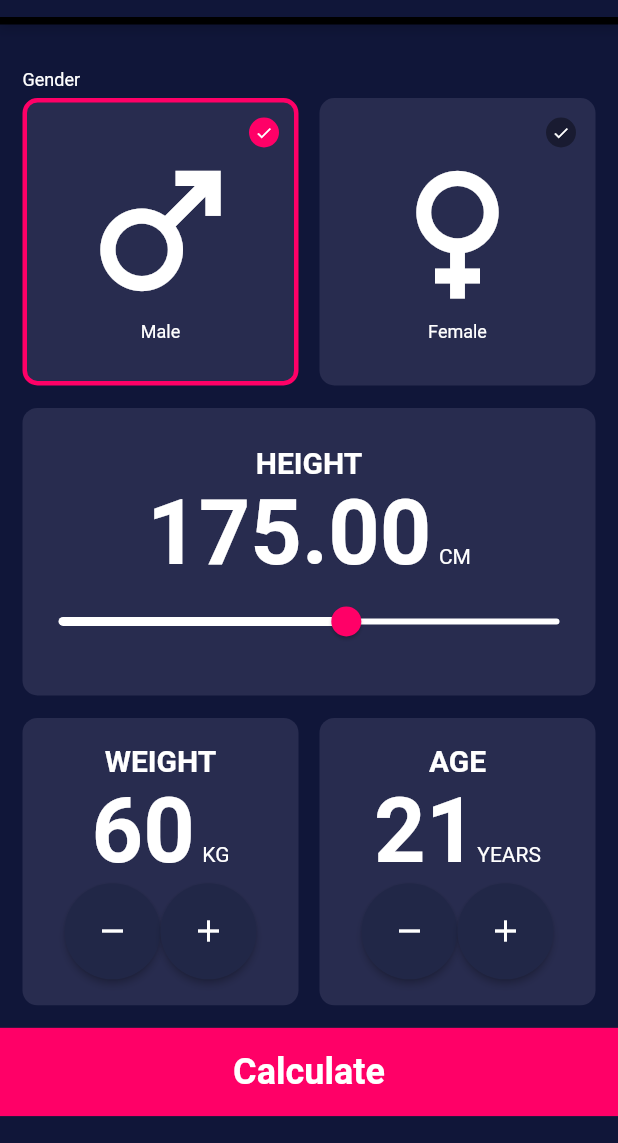
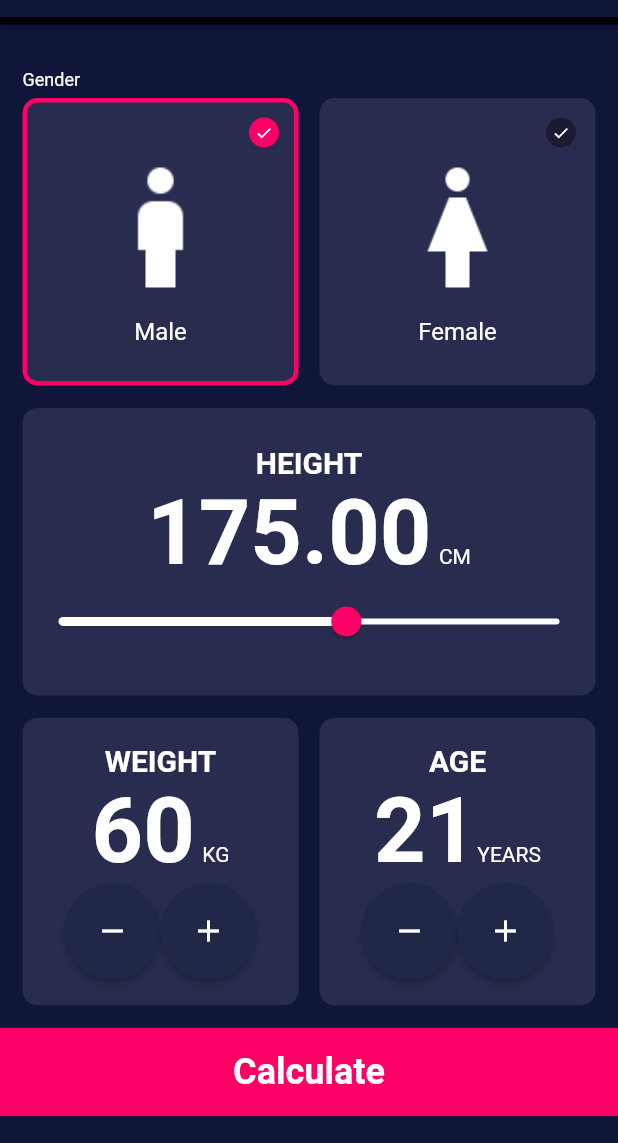
Before and after one commit to ashraful1003/bmi-bmr-calculator, a Flutter app: the screen it shows after launch, on a phone screen of 412 x 824 dp, the part 67-1210 px from its top. Run offline on Flutter 3.47's test engine with Material 2 defaults, Android fonts, the phone set to English and light mode, and no system bars.

Commit message:
Update 1Dec21

```diff
--- a/lib/screen/calculator.dart
+++ b/lib/screen/calculator.dart
@@ -103,15 +103,16 @@ class _CalculatorState extends State<Calculator> {
                             child: Column(
                               mainAxisAlignment: MainAxisAlignment.center,
                               children: [
-                                const Icon(
-                                  Icons.male,
-                                  color: Colors.white,
-                                  size: 120,
+                                Image.asset(
+                                  "images/boy.png",
+                                  fit: BoxFit.fill,
+                                  height: 120,
+                                  width: 120,
                                 ),
                                 TextWidget(
                                   "Male",
                                   color: Colors.white,
-                                  size: 12,
+                                  size: 16,
                                 ),
                               ],
                             ),
@@ -170,15 +171,15 @@ class _CalculatorState extends State<Calculator> {
                             child: Column(
                               mainAxisAlignment: MainAxisAlignment.center,
                               children: [
-                                const Icon(
-                                  Icons.female,
-                                  color: Colors.white,
-                                  size: 120,
+                                Image.asset(
+                                  "images/girl.png",
+                                  height: 120,
+                                  width: 120,
                                 ),
                                 TextWidget(
                                   "Female",
                                   color: Colors.white,
-                                  size: 12,
+                                  size: 16,
                                 ),
                               ],
                             ),
@@ -410,9 +411,7 @@ class _CalculatorState extends State<Calculator> {
               height: 15,
             ),
             InkWell(
-              onTap: () {
-
-              },
+              onTap: () {},
               child: Container(
                 width: MediaQuery.of(context).size.width,
                 height: MediaQuery.of(context).size.height / 14,
```
Also changed, not shown: pubspec.yaml (+4 -4 lines), images/boy.png (added), images/girl.png (added), 1 other file.
